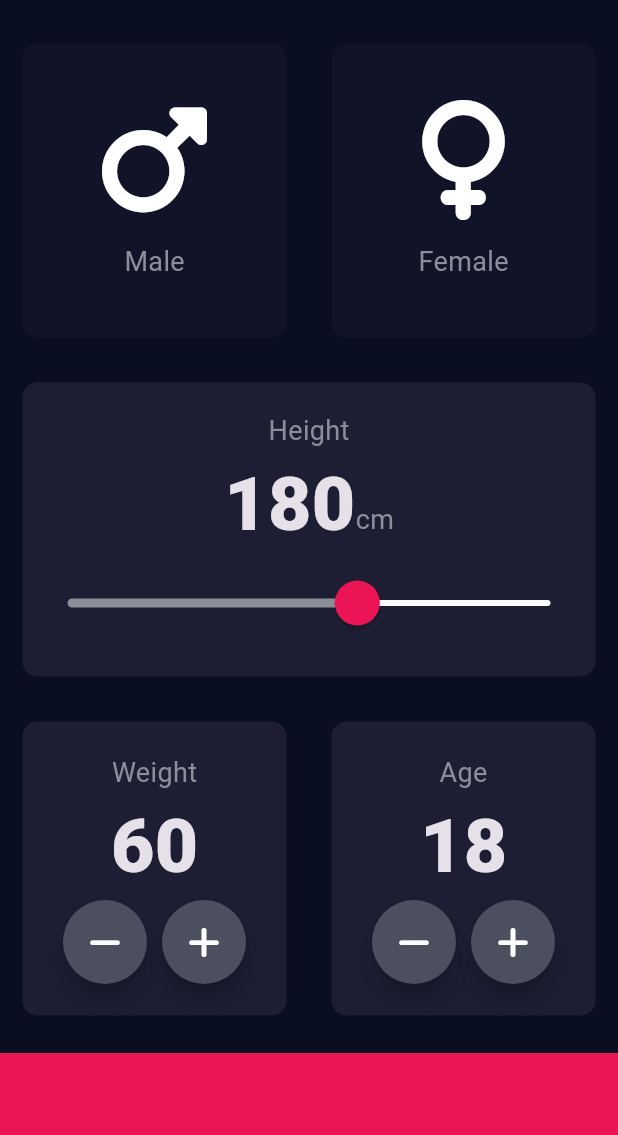
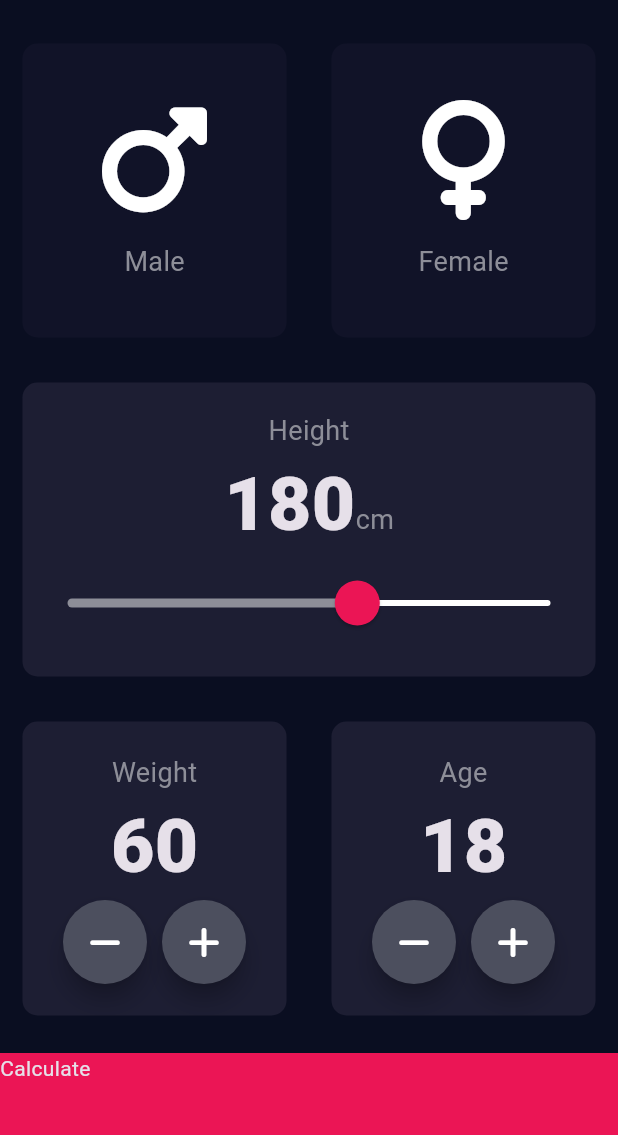
Before and after one commit to Panzershack/bmi_calculator, a Flutter app: the screen it shows after launch, on a phone screen of 412 x 824 dp, the part 63-1198 px from its top. Run offline on Flutter 3.47's test engine with Material 3 defaults, Android fonts, the phone set to English and light mode, and no system bars; our stand-ins replace font_awesome_flutter.

```diff
--- a/lib/input_page.dart
+++ b/lib/input_page.dart
@@ -204,11 +204,17 @@ class _InputPageState extends State<InputPage> {
               ],
             ),
           ),
-          Container(
-            color: kCrimsonRed,
-            margin: EdgeInsets.only(top: 10.0),
-            height: kBottomContainerHeight,
-            width: double.infinity,
+          GestureDetector(
+            onTap: () {
+              Navigator.pushNamed(context, 'results');
+            },
+            child: Container(
+              child: Text('Calculate'),
+              color: kCrimsonRed,
+              margin: EdgeInsets.only(top: 10.0),
+              height: kBottomContainerHeight,
+              width: double.infinity,
+            ),
           ),
         ],
       ),
--- a/lib/main.dart
+++ b/lib/main.dart
@@ -1,3 +1,4 @@
+import 'package:bmi_calculator/results_page.dart';
 import 'package:flutter/material.dart';
 import 'input_page.dart';
 
@@ -7,7 +8,11 @@ class BMICalculator extends StatelessWidget {
   @override
   Widget build(BuildContext context) {
     return MaterialApp(
-      home: InputPage(),
+      initialRoute: 'calculator',
+      routes: {
+        'calculator': (context) => InputPage(),
+        'results': (context) => ResultsPage(),
+      },
       theme: ThemeData.dark().copyWith(
         primaryColorDark: Colors.red,
         colorScheme: ColorScheme.fromSwatch(
```
Also changed, not shown: lib/results_page.dart (added, +16 -0 lines).
